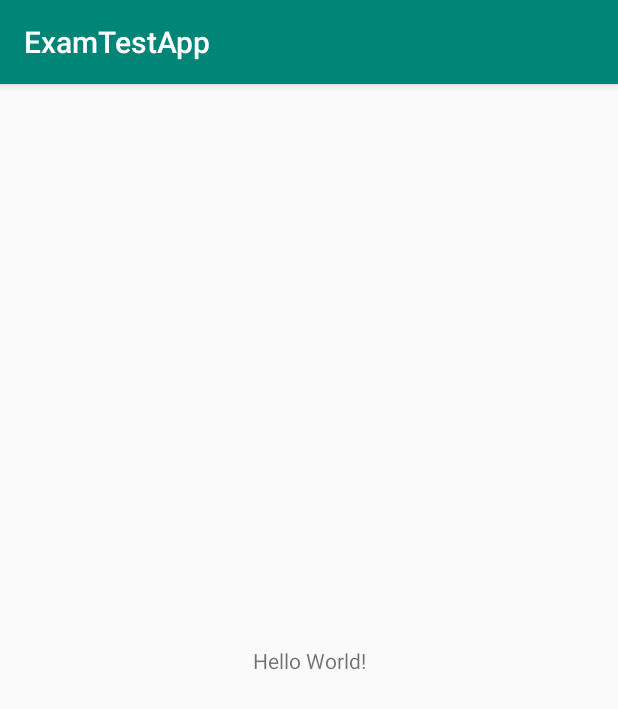
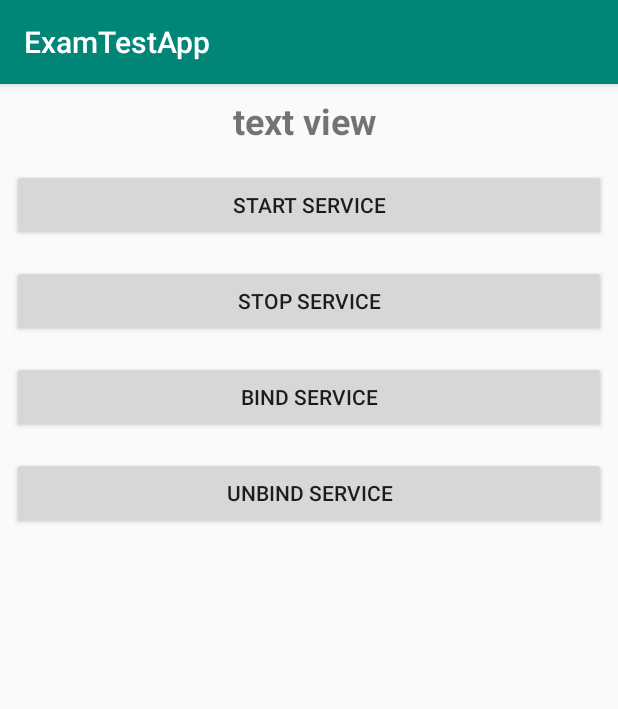
Before and after one commit to amir-hossain/ExamAppTest, an Android app: the screen it shows after launch (MainActivity), on a phone screen of 412 x 824 dp. Shown: the top 709 px of the screen. Run offline under Robolectric (Android 15) with nearby library versions, the phone set to English and light mode, and no system bars.

```diff
--- a/app/src/main/AndroidManifest.xml
+++ b/app/src/main/AndroidManifest.xml
@@ -16,6 +16,10 @@
                 <category android:name="android.intent.category.LAUNCHER" />
             </intent-filter>
         </activity>
+
+        <service
+            android:name=".MyService"
+            android:exported="true"/>
     </application>
 
 </manifest>
--- a/app/src/main/java/com/example/amir/examtestapp/MainActivity.java
+++ b/app/src/main/java/com/example/amir/examtestapp/MainActivity.java
@@ -1,13 +1,118 @@
 package com.example.amir.examtestapp;
 
+import android.app.Service;
+import android.content.ComponentName;
+import android.content.Intent;
+import android.content.ServiceConnection;
+import android.os.Handler;
+import android.os.IBinder;
+import android.os.Looper;
+import android.os.Message;
 import android.support.v7.app.AppCompatActivity;
 import android.os.Bundle;
+import android.view.View;
+import android.widget.Button;
+import android.widget.TextView;
+import android.widget.Toast;
 
-public class MainActivity extends AppCompatActivity {
+public class MainActivity extends AppCompatActivity{
+    private Intent serviceIntent;
+    private MyService myService;
+    private String tag="my service";
+    private boolean isServiceBounded=false;
+    private ServiceConnection connection;
+    private TextView textView;
+    private Handler handler;
 
     @Override
     protected void onCreate(Bundle savedInstanceState) {
         super.onCreate(savedInstanceState);
         setContentView(R.layout.activity_main);
+        serviceIntent=new Intent(this,MyService.class);
+
+        Button startService=findViewById(R.id.start_service);
+        startService.setOnClickListener(new View.OnClickListener() {
+            @Override
+            public void onClick(View view) {
+                startService(serviceIntent);
+            }
+        });
+
+        Button stopService=findViewById(R.id.stop_service);
+        stopService.setOnClickListener(new View.OnClickListener() {
+            @Override
+            public void onClick(View view) {
+                stopService(serviceIntent);
+            }
+        });
+
+        Button bindService=findViewById(R.id.bind_service);
+
+        bindService.setOnClickListener(new View.OnClickListener() {
+            @Override
+            public void onClick(View view) {
+                if(isServiceBounded){
+                    showToast("Service already bounded");
+                }else {
+                    bindService();
+                    showToast("service bounded");
+
+                }
+            }
+        });
+
+        Button unbindService=findViewById(R.id.unbind_service);
+        unbindService.setOnClickListener(new View.OnClickListener() {
+            @Override
+            public void onClick(View view) {
+                if(isServiceBounded){
+                    unbindService(connection);
+                    isServiceBounded=false;
+                    myService.setHandler(null);
+                    showToast("service unbinded");
+                    isServiceBounded=false;
+                }else {
+                    showToast("there is no service to unbind");
+                }
+            }
+        });
+
+        textView=findViewById(R.id.textView);
+
+        handler=new Handler(Looper.getMainLooper()){
+            @Override
+            public void handleMessage(Message msg) {
+                textView.setText(msg.getData().getInt("number")+"");
+
+            }
+        };
     }
+
+
+    private void bindService() {
+        connection=new ServiceConnection() {
+            @Override
+            public void onServiceConnected(ComponentName componentName, IBinder iBinder) {
+                MyService.MyBinder binder = (MyService.MyBinder) iBinder;
+                myService=binder.getService();
+                isServiceBounded=true;
+                myService.setHandler(handler);
+                showToast("Service bounded");
+
+            }
+
+            @Override
+            public void onServiceDisconnected(ComponentName componentName) {
+                isServiceBounded=false;
+                myService.setHandler(null);
+            }
+        };
+        bindService(serviceIntent,connection,Service.BIND_AUTO_CREATE);
+    }
+
+    private void showToast(String msg) {
+        Toast.makeText(this,msg,Toast.LENGTH_SHORT).show();
+    }
+
+
 }
--- a/app/src/main/res/layout/activity_main.xml
+++ b/app/src/main/res/layout/activity_main.xml
@@ -7,12 +7,75 @@
     tools:context=".MainActivity">
 
     <TextView
+        android:id="@+id/textView"
         android:layout_width="wrap_content"
         android:layout_height="wrap_content"
-        android:text="Hello World!"
-        app:layout_constraintBottom_toBottomOf="parent"
-        app:layout_constraintLeft_toLeftOf="parent"
-        app:layout_constraintRight_toRightOf="parent"
+        android:layout_marginStart="8dp"
+        android:layout_marginLeft="8dp"
+        android:layout_marginTop="8dp"
+        android:layout_marginEnd="8dp"
+        android:layout_marginRight="8dp"
+        android:text="text view "
+        android:textSize="24sp"
+        android:textStyle="bold"
+        app:layout_constraintEnd_toEndOf="parent"
+        app:layout_constraintStart_toStartOf="parent"
         app:layout_constraintTop_toTopOf="parent" />
 
+    <Button
+        android:id="@+id/start_service"
+        android:layout_width="0dp"
+        android:layout_height="wrap_content"
+        android:layout_marginStart="8dp"
+        android:layout_marginLeft="8dp"
+        android:layout_marginTop="16dp"
+        android:layout_marginEnd="8dp"
+        android:layout_marginRight="8dp"
+        android:text="Start Service"
+        app:layout_constraintEnd_toEndOf="parent"
+        app:layout_constraintStart_toStartOf="parent"
+        app:layout_constraintTop_toBottomOf="@+id/textView" />
+
+    <Button
+        android:id="@+id/stop_service"
+        android:layout_width="0dp"
+        android:layout_height="wrap_content"
+        android:layout_marginStart="8dp"
+        android:layout_marginLeft="8dp"
+        android:layout_marginTop="16dp"
+        android:layout_marginEnd="8dp"
+        android:layout_marginRight="8dp"
+        android:text="Stop Service"
+        app:layout_constraintEnd_toEndOf="parent"
+        app:layout_constraintStart_toStartOf="parent"
+        app:layout_constraintTop_toBottomOf="@+id/start_service" />
+
+    <Button
+        android:id="@+id/bind_service"
+        android:layout_width="0dp"
+        android:layout_height="wrap_content"
+        android:layout_marginStart="8dp"
+        android:layout_marginLeft="8dp"
+        android:layout_marginTop="16dp"
+        android:layout_marginEnd="8dp"
+        android:layout_marginRight="8dp"
+        android:text="Bind Service"
+        app:layout_constraintEnd_toEndOf="parent"
+        app:layout_constraintStart_toStartOf="parent"
+        app:layout_constraintTop_toBottomOf="@+id/stop_service" />
+
+    <Button
+        android:id="@+id/unbind_service"
+        android:layout_width="0dp"
+        android:layout_height="wrap_content"
+        android:layout_marginStart="8dp"
+        android:layout_marginLeft="8dp"
+        android:layout_marginTop="16dp"
+        android:layout_marginEnd="8dp"
+        android:layout_marginRight="8dp"
+        android:text="Unbind Service"
+        app:layout_constraintEnd_toEndOf="parent"
+        app:layout_constraintStart_toStartOf="parent"
+        app:layout_constraintTop_toBottomOf="@+id/bind_service" />
+
 </android.support.constraint.ConstraintLayout>
```
Also changed, not shown: app/src/main/java/com/example/amir/examtestapp/MyService.java (added, +90 -0 lines).
